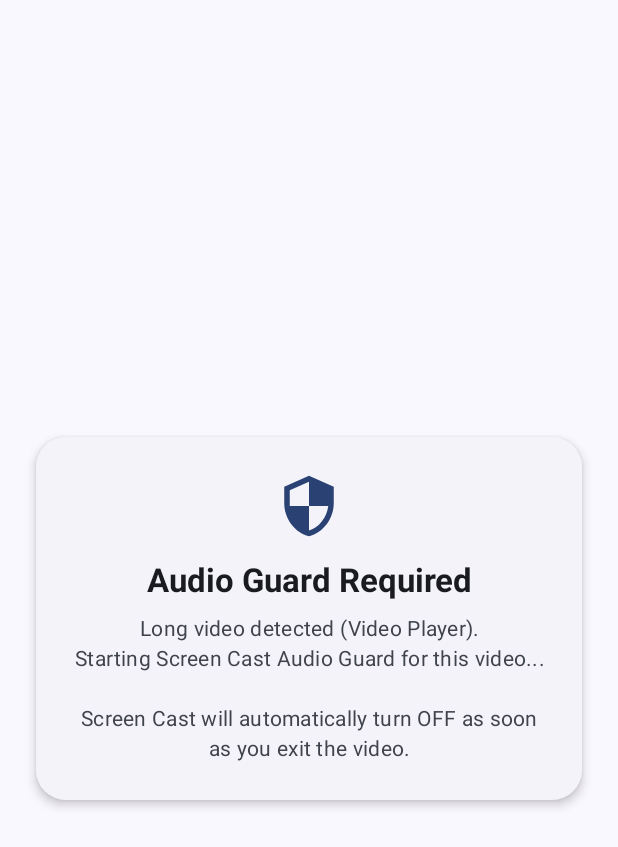
After one commit to Mahbubulhuq123/SaveGaze, an Android app built with Jetpack Compose: the ProjectionPromptActivity screen opened directly, with no data from a screen before it, on a phone screen of 412 x 824 dp. The commit adds this screen. Shown: the top 847 px of the screen. Run offline under Robolectric (Android 15) with nearby library versions, the phone set to English and light mode, and no system bars; network calls fail.

Commit message:
Add auto movie/long-video Screen Cast prompt with no-bypass exit and auto-stop

```diff
--- /dev/null
+++ b/app/src/main/java/com/savegaze/service/ProjectionPromptActivity.kt
@@ -0,0 +1,195 @@
+package com.savegaze.service
+
+import android.Manifest
+import android.app.Activity
+import android.content.Context
+import android.content.Intent
+import android.content.pm.PackageManager
+import android.media.projection.MediaProjectionManager
+import android.os.Bundle
+import androidx.activity.ComponentActivity
+import androidx.activity.compose.BackHandler
+import androidx.activity.compose.setContent
+import androidx.activity.result.contract.ActivityResultContracts
+import androidx.compose.foundation.layout.Arrangement
+import androidx.compose.foundation.layout.Column
+import androidx.compose.foundation.layout.Spacer
+import androidx.compose.foundation.layout.fillMaxSize
+import androidx.compose.foundation.layout.fillMaxWidth
+import androidx.compose.foundation.layout.height
+import androidx.compose.foundation.layout.padding
+import androidx.compose.foundation.layout.size
+import androidx.compose.foundation.shape.RoundedCornerShape
+import androidx.compose.material.icons.Icons
+import androidx.compose.material.icons.filled.Security
+import androidx.compose.material3.Button
+import androidx.compose.material3.CardDefaults
+import androidx.compose.material3.ElevatedCard
+import androidx.compose.material3.Icon
+import androidx.compose.material3.MaterialTheme
+import androidx.compose.material3.OutlinedButton
+import androidx.compose.material3.Surface
+import androidx.compose.material3.Text
+import androidx.compose.runtime.getValue
+import androidx.compose.runtime.mutableStateOf
+import androidx.compose.runtime.setValue
+import androidx.compose.ui.Alignment
+import androidx.compose.ui.Modifier
+import androidx.compose.ui.text.font.FontWeight
+import androidx.compose.ui.text.style.TextAlign
+import androidx.compose.ui.unit.dp
+import androidx.core.content.ContextCompat
+import com.savegaze.ui.theme.SaveGazeTheme
+
+/**
+ * Un-bypassable permission prompt shown automatically when opening Movie/Series players
+ * or fullscreen long-video players while Auto Movie Audio Cast is ON.
+ * Tapping Cancel/Deny never returns to the video; the only choices are granting Audio Cast or exiting the app.
+ */
+class ProjectionPromptActivity : ComponentActivity() {
+
+    companion object {
+        const val EXTRA_TARGET_PACKAGE = "extra_target_package"
+    }
+
+    private var waitingAfterDecline by mutableStateOf(false)
+    private var statusMessage by mutableStateOf("Starting Screen Cast Audio Guard for this video...")
+
+    private val audioPermissionLauncher = registerForActivityResult(
+        ActivityResultContracts.RequestPermission()
+    ) { granted ->
+        if (granted) {
+            launchMediaProjectionDialog()
+        } else {
+            waitingAfterDecline = true
+            statusMessage = "Audio permission is required for moaning/intimate sound protection inside long videos."
+        }
+    }
+
+    private val projectionLauncher = registerForActivityResult(
+        ActivityResultContracts.StartActivityForResult()
+    ) { result ->
+        if (result.resultCode == Activity.RESULT_OK && result.data != null) {
+            SaveGazeAccessibilityService.setMediaProjectionResult(result.resultCode, result.data!!)
+            SaveGazeAccessibilityService.onMovieCastPromptResolved(granted = true)
+            finish()
+        } else {
+            waitingAfterDecline = true
+            statusMessage = "Screen Cast cannot be skipped for movies/long videos. Start Screen Cast or exit the app."
+        }
+    }
+
+    override fun onCreate(savedInstanceState: Bundle?) {
+        super.onCreate(savedInstanceState)
+        val targetPkg = intent.getStringExtra(EXTRA_TARGET_PACKAGE) ?: "Video Player"
+
+        setContent {
+            SaveGazeTheme {
+                BackHandler(enabled = true) {
+                    exitToHome()
+                }
+                Surface(
+                    modifier = Modifier.fillMaxSize(),
+                    color = MaterialTheme.colorScheme.background
+                ) {
+                    Column(
+                        modifier = Modifier
+                            .fillMaxSize()
+                            .padding(24.dp),
+                        verticalArrangement = Arrangement.Center,
+                        horizontalAlignment = Alignment.CenterHorizontally
+                    ) {
+                        ElevatedCard(
+                            modifier = Modifier.fillMaxWidth(),
+                            shape = RoundedCornerShape(20.dp),
+                            elevation = CardDefaults.elevatedCardElevation(defaultElevation = 4.dp)
+                        ) {
+                            Column(
+                                modifier = Modifier
+                                    .fillMaxWidth()
+                                    .padding(24.dp),
+                                horizontalAlignment = Alignment.CenterHorizontally
+                            ) {
+                                Icon(
+                                    imageVector = Icons.Default.Security,
+                                    contentDescription = null,
+                                    tint = MaterialTheme.colorScheme.primary,
+                                    modifier = Modifier.size(44.dp)
+                                )
+                                Spacer(modifier = Modifier.height(14.dp))
+                                Text(
+                                    text = "Audio Guard Required",
+                                    style = MaterialTheme.typography.titleLarge,
+                                    fontWeight = FontWeight.Bold,
+                                    textAlign = TextAlign.Center
+                                )
+                                Spacer(modifier = Modifier.height(8.dp))
+                                Text(
+                                    text = "Long video detected ($targetPkg).\n$statusMessage\n\nScreen Cast will automatically turn OFF as soon as you exit the video.",
+                                    style = MaterialTheme.typography.bodyMedium,
+                                    color = MaterialTheme.colorScheme.onSurfaceVariant,
+                                    textAlign = TextAlign.Center
+                                )
+                                if (waitingAfterDecline) {
+                                    Spacer(modifier = Modifier.height(20.dp))
+                                    Button(
+                                        onClick = {
+                                            waitingAfterDecline = false
+                                            startPermissionSequence()
+                                        },
+                                        modifier = Modifier.fillMaxWidth(),
+                                        shape = RoundedCornerShape(12.dp)
+                                    ) {
+                                        Text("Start Screen Cast Audio Guard")
+                                    }
+                                    Spacer(modifier = Modifier.height(10.dp))
+                                    OutlinedButton(
+                                        onClick = { exitToHome() },
+                                        modifier = Modifier.fillMaxWidth(),
+                                        shape = RoundedCornerShape(12.dp)
+                                    ) {
+                                        Text("Exit App (Go Home)")
+                                    }
+                                }
+                            }
+                        }
+                    }
+                }
+            }
+        }
+
+        startPermissionSequence()
+    }
+
+    private fun startPermissionSequence() {
+        val audioGranted = ContextCompat.checkSelfPermission(
+            this,
+            Manifest.permission.RECORD_AUDIO
+        ) == PackageManager.PERMISSION_GRANTED
+        if (!audioGranted) {
+            audioPermissionLauncher.launch(Manifest.permission.RECORD_AUDIO)
+        } else {
+            launchMediaProjectionDialog()
+        }
+    }
+
+    private fun launchMediaProjectionDialog() {
+        val mpManager = getSystemService(Context.MEDIA_PROJECTION_SERVICE) as? MediaProjectionManager
+        val capIntent = mpManager?.createScreenCaptureIntent()
+        if (capIntent != null) {
+            projectionLauncher.launch(capIntent)
+        } else {
+            exitToHome()
+        }
+    }
+
+    private fun exitToHome() {
+        SaveGazeAccessibilityService.onMovieCastPromptResolved(granted = false)
+        val home = Intent(Intent.ACTION_MAIN).apply {
+            addCategory(Intent.CATEGORY_HOME)
+            flags = Intent.FLAG_ACTIVITY_NEW_TASK
+        }
+        startActivity(home)
+        finishAndRemoveTask()
+    }
+}
```
Also changed, not shown: app/src/main/AndroidManifest.xml (+7 -0 lines), app/src/main/java/com/savegaze/data/PreferencesManager.kt (+10 -0 lines), app/src/main/java/com/savegaze/service/IntimateExitController.kt (+55 -0 lines), app/src/main/java/com/savegaze/service/SaveGazeAccessibilityService.kt (+116 -15 lines), app/src/main/java/com/savegaze/ui/screens/HomeScreen.kt (+7 -2 lines), app/src/main/java/com/savegaze/ui/screens/SettingsScreen.kt (+39 -0 lines), 1 other file.
